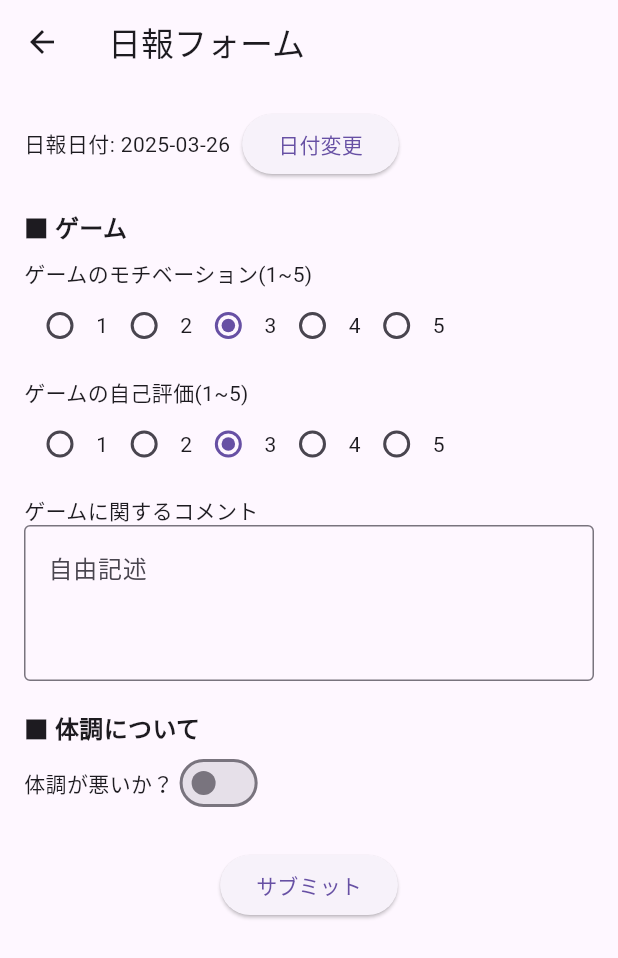
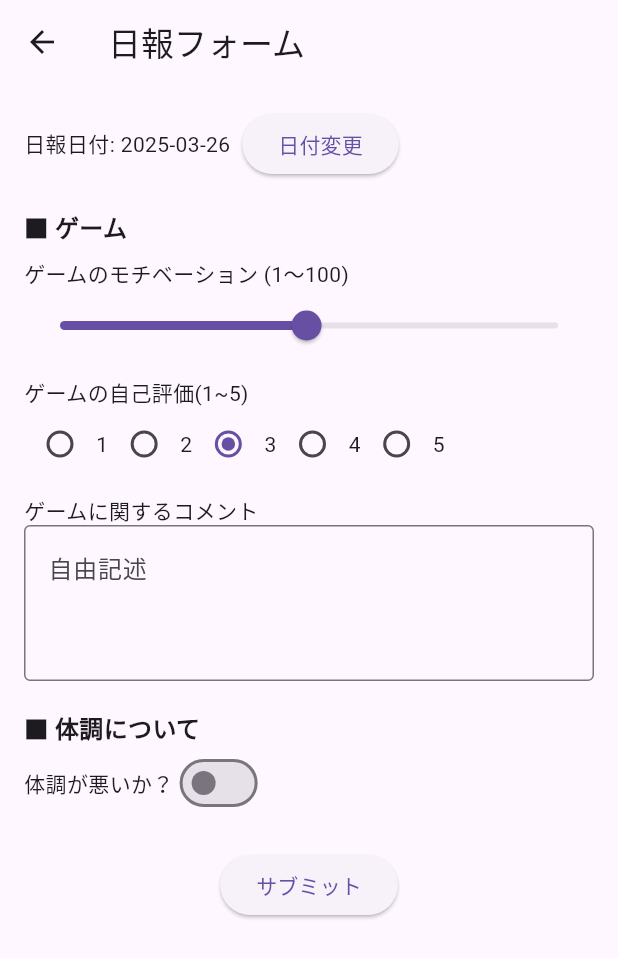
Before and after one commit to heppoko-jc/carry_app, a Flutter app: the DailyReportScreen screen opened directly, on a phone screen of 412 x 824 dp. Shown: the top 958 px of the screen. Run offline on Flutter 3.47's test engine with Material 3 defaults, Android fonts, the phone set to English and light mode, and no system bars; our stand-ins replace fl_chart, permission_handler, shared_preferences, webview_flutter; missing offline and left inert: health; accounts and stored records are empty.

Commit message:
変更：日報（スライダー）、ウィークリー　追加：設定画面

```diff
--- a/lib/screens/daily_report_screen.dart
+++ b/lib/screens/daily_report_screen.dart
@@ -11,7 +11,7 @@ class DailyReportScreen extends StatefulWidget {
 
 class _DailyReportScreenState extends State<DailyReportScreen> {
   // ゲーム部分
-  int _motivation = 3;
+  double _motivation = 50;
   int _selfEval = 3;
   final TextEditingController _gameCommentCtrl = TextEditingController();
 
@@ -19,7 +19,7 @@ class _DailyReportScreenState extends State<DailyReportScreen> {
   bool _isHealthBad = false;
   final TextEditingController _symptomCtrl = TextEditingController();
   final TextEditingController _placeCtrl = TextEditingController();
-  double _painLevel = 5; // Slider
+  double _painLevel = 50; // Slider
   final TextEditingController _healthCommentCtrl = TextEditingController();
 
   // 日付の項目 (前日が初期値)
@@ -66,26 +66,19 @@ class _DailyReportScreenState extends State<DailyReportScreen> {
                     ),
                     const SizedBox(height: 8),
 
-                    // モチベ(ラジオ 1..5)
-                    const Text("ゲームのモチベーション(1~5)"),
-                    Row(
-                      children: List.generate(5, (index) {
-                        final val = index + 1;
-                        return Row(
-                          children: [
-                            Radio<int>(
-                              value: val,
-                              groupValue: _motivation,
-                              onChanged: (v) {
-                                setState(() {
-                                  _motivation = v!;
-                                });
-                              },
-                            ),
-                            Text("$val"),
-                          ],
-                        );
-                      }),
+                    // ゲームのモチベーション：1〜100のスライダー
+                    const Text("ゲームのモチベーション (1〜100)"),
+                    Slider(
+                      min: 1,
+                      max: 100,
+                      divisions: 99,
+                      value: _motivation,
+                      onChanged: (newVal) {
+                        setState(() {
+                          _motivation = newVal;
+                        });
+                      },
+                      // 数値表示をしないため、labelを空に設定
                     ),
                     const SizedBox(height: 10),
 
@@ -166,16 +159,15 @@ class _DailyReportScreenState extends State<DailyReportScreen> {
                       ),
                       const SizedBox(height: 10),
 
-                      const Text("痛み/倦怠感(1~10)"),
+                      const Text("痛み/倦怠感(1~100)"),
                       Slider(
                         min: 1,
-                        max: 10,
-                        divisions: 9,
+                        max: 100,
+                        divisions: 99,
                         value: _painLevel,
-                        label: "${_painLevel.toInt()}",
-                        onChanged: (val) {
+                        onChanged: (newVal) {
                           setState(() {
-                            _painLevel = val;
+                            _painLevel = newVal;
                           });
                         },
                       ),
@@ -243,7 +235,7 @@ class _DailyReportScreenState extends State<DailyReportScreen> {
     final dailyReport = <String, dynamic>{};
 
     // ゲーム
-    dailyReport["motivation"] = _motivation;
+    dailyReport["motivation"] = _motivation.toInt();
     dailyReport["selfEvaluation"] = _selfEval;
     dailyReport["G-comment"] = _gameCommentCtrl.text.trim(); // 空なら ""
 
@@ -252,7 +244,7 @@ class _DailyReportScreenState extends State<DailyReportScreen> {
     if (_isHealthBad) {
       dailyReport["symptom"] = _symptomCtrl.text.trim();
       dailyReport["place"] = _placeCtrl.text.trim();
-      dailyReport["painLevel"] = _painLevel.toInt().toString(); // ex. "5"
+      dailyReport["painLevel"] = _painLevel.toInt();
       dailyReport["M-comment"] = _healthCommentCtrl.text.trim();
     } else {
       // 悪くない場合もキーを追加して空を入れる
--- a/lib/screens/home_root_screen.dart
+++ b/lib/screens/home_root_screen.dart
@@ -1,3 +1,4 @@
+import 'package:carry_app/screens/settings_screen.dart';
 import 'package:flutter/material.dart';
 import 'package:shared_preferences/shared_preferences.dart';
 import 'package:health/health.dart';
@@ -27,7 +28,7 @@ class HomeRootScreen extends StatefulWidget {
 }
 
 class _HomeRootScreenState extends State<HomeRootScreen> {
-  // BottomNavigationBarのインデックス
+  // BottomNavigationBarのインデックス（0: メイン, 1: 週画面, 2: 設定）
   int _currentIndex = 0;
 
   // 同期＆データ取得中のプログレス表示用
@@ -194,6 +195,7 @@ class _HomeRootScreenState extends State<HomeRootScreen> {
         dailyReports: _dailyReports,
         dateList: _dates,
       ),
+      const SettingsScreen(),
     ];
 
     return Scaffold(
@@ -211,6 +213,7 @@ class _HomeRootScreenState extends State<HomeRootScreen> {
             icon: Icon(Icons.calendar_today),
             label: "ウィークリー",
           ),
+          BottomNavigationBarItem(icon: Icon(Icons.settings), label: "設定"),
         ],
       ),
       floatingActionButton:
```
Also changed, not shown: lib/screens/settings_screen.dart (added, +57 -0 lines), lib/screens/weekly_screen.dart (+45 -56 lines).
